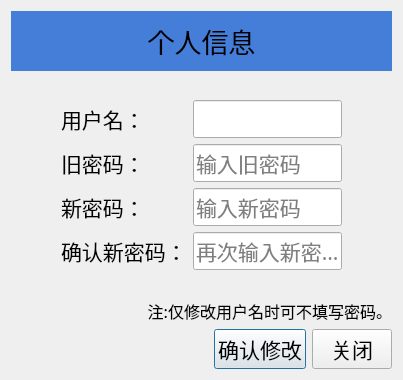
Qt form ui/page_elements/user_info/Userinfo.ui (ArcherLuo233/election-s-prediction) before a commit.
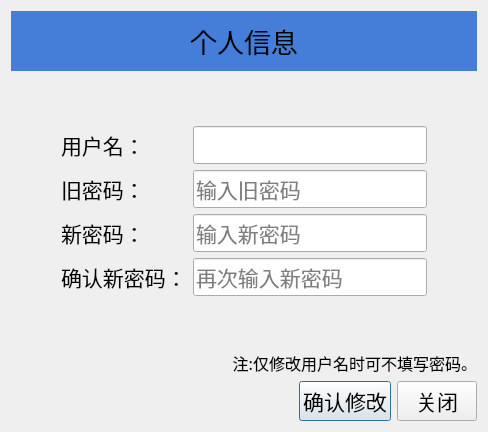
The same form after that commit.

The edit to the form file:
```diff
--- a/ui/page_elements/user_info/Userinfo.ui
+++ b/ui/page_elements/user_info/Userinfo.ui
@@ -6,8 +6,8 @@
             <rect>
                 <x>0</x>
                 <y>0</y>
-                <width>403</width>
-                <height>380</height>
+    <width>488</width>
+    <height>432</height>
             </rect>
         </property>
         <property name="font">
@@ -70,6 +70,12 @@
                     </property>
                     <item row="0" column="0">
                         <widget class="QLabel" name="username">
+       <property name="font">
+        <font>
+         <family>黑体</family>
+         <pointsize>16</pointsize>
+        </font>
+       </property>
                             <property name="text">
                                 <string>用户名：</string>
                             </property>
@@ -77,6 +83,12 @@
                     </item>
                     <item row="0" column="1">
                         <widget class="QLineEdit" name="LineEdit">
+       <property name="font">
+        <font>
+         <family>黑体</family>
+         <pointsize>16</pointsize>
+        </font>
+       </property>
                             <property name="inputMask">
                                 <string/>
                             </property>
@@ -87,6 +99,12 @@
                     </item>
                     <item row="1" column="0">
                         <widget class="QLabel" name="oldpassword">
+       <property name="font">
+        <font>
+         <family>黑体</family>
+         <pointsize>16</pointsize>
+        </font>
+       </property>
                             <property name="text">
                                 <string>旧密码：</string>
                             </property>
@@ -94,6 +112,12 @@
                     </item>
                     <item row="1" column="1">
                         <widget class="QLineEdit" name="LineEdit_2">
+       <property name="font">
+        <font>
+         <family>黑体</family>
+         <pointsize>16</pointsize>
+        </font>
+       </property>
                             <property name="echoMode">
                                 <enum>QLineEdit::Password</enum>
                             </property>
@@ -104,6 +128,12 @@
                     </item>
                     <item row="2" column="0">
                         <widget class="QLabel" name="newpassword1">
+       <property name="font">
+        <font>
+         <family>黑体</family>
+         <pointsize>16</pointsize>
+        </font>
+       </property>
                             <property name="text">
                                 <string>新密码：</string>
                             </property>
@@ -111,6 +141,12 @@
                     </item>
                     <item row="2" column="1">
                         <widget class="QLineEdit" name="LineEdit_3">
+       <property name="font">
+        <font>
+         <family>黑体</family>
+         <pointsize>16</pointsize>
+        </font>
+       </property>
                             <property name="echoMode">
                                 <enum>QLineEdit::Password</enum>
                             </property>
@@ -121,6 +157,12 @@
                     </item>
                     <item row="3" column="0">
                         <widget class="QLabel" name="newpassword2">
+       <property name="font">
+        <font>
+         <family>黑体</family>
+         <pointsize>16</pointsize>
+        </font>
+       </property>
                             <property name="text">
                                 <string>确认新密码：</string>
                             </property>
@@ -128,6 +170,12 @@
                     </item>
                     <item row="3" column="1">
                         <widget class="QLineEdit" name="LineEdit_4">
+       <property name="font">
+        <font>
+         <family>黑体</family>
+         <pointsize>16</pointsize>
+        </font>
+       </property>
                             <property name="echoMode">
                                 <enum>QLineEdit::Password</enum>
                             </property>
@@ -184,6 +232,12 @@
                     </item>
                     <item>
                         <widget class="QPushButton" name="btn_modifyuserinfo">
+       <property name="font">
+        <font>
+         <family>黑体</family>
+         <pointsize>16</pointsize>
+        </font>
+       </property>
                             <property name="cursor">
                                 <cursorShape>PointingHandCursor</cursorShape>
                             </property>
@@ -194,6 +248,12 @@
                     </item>
                     <item>
                         <widget class="QPushButton" name="btn_close">
+       <property name="font">
+        <font>
+         <family>黑体</family>
+         <pointsize>16</pointsize>
+        </font>
+       </property>
                             <property name="cursor">
                                 <cursorShape>PointingHandCursor</cursorShape>
                             </property>
```
Left out of the diff: 2 changed lines with no effect on the pictures. Lines whose indentation alone changed are shown as unchanged.
